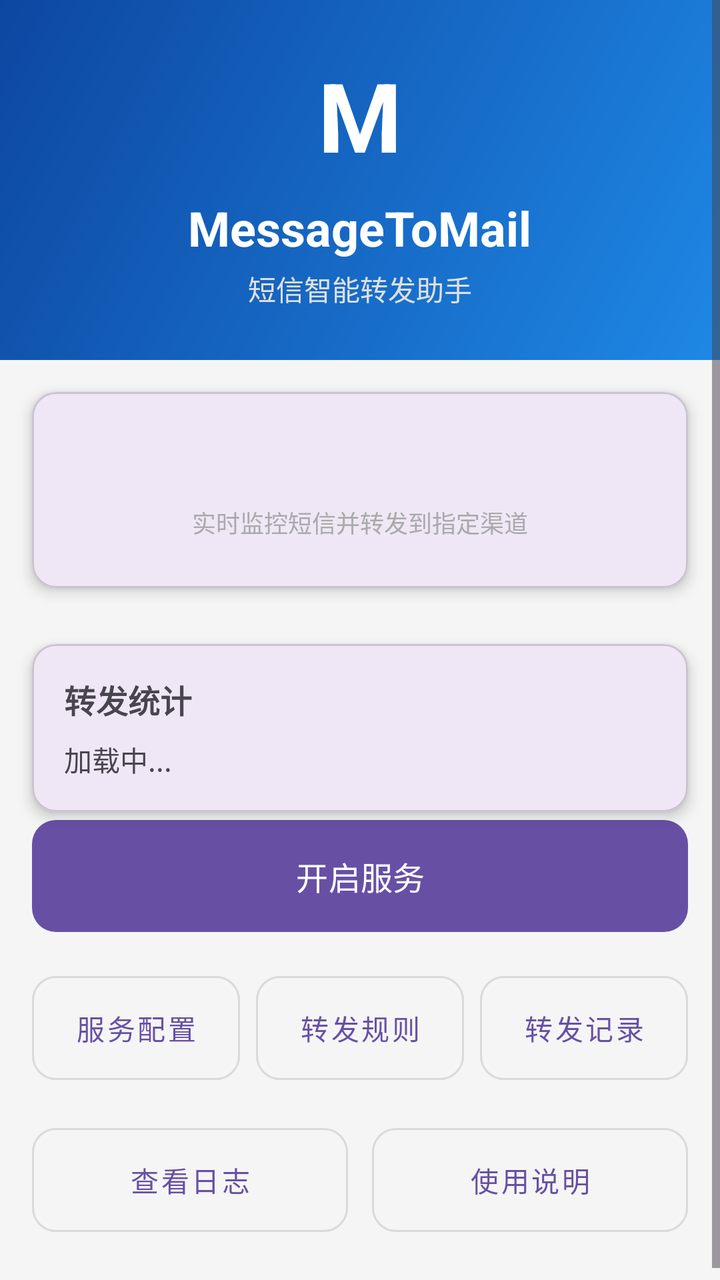
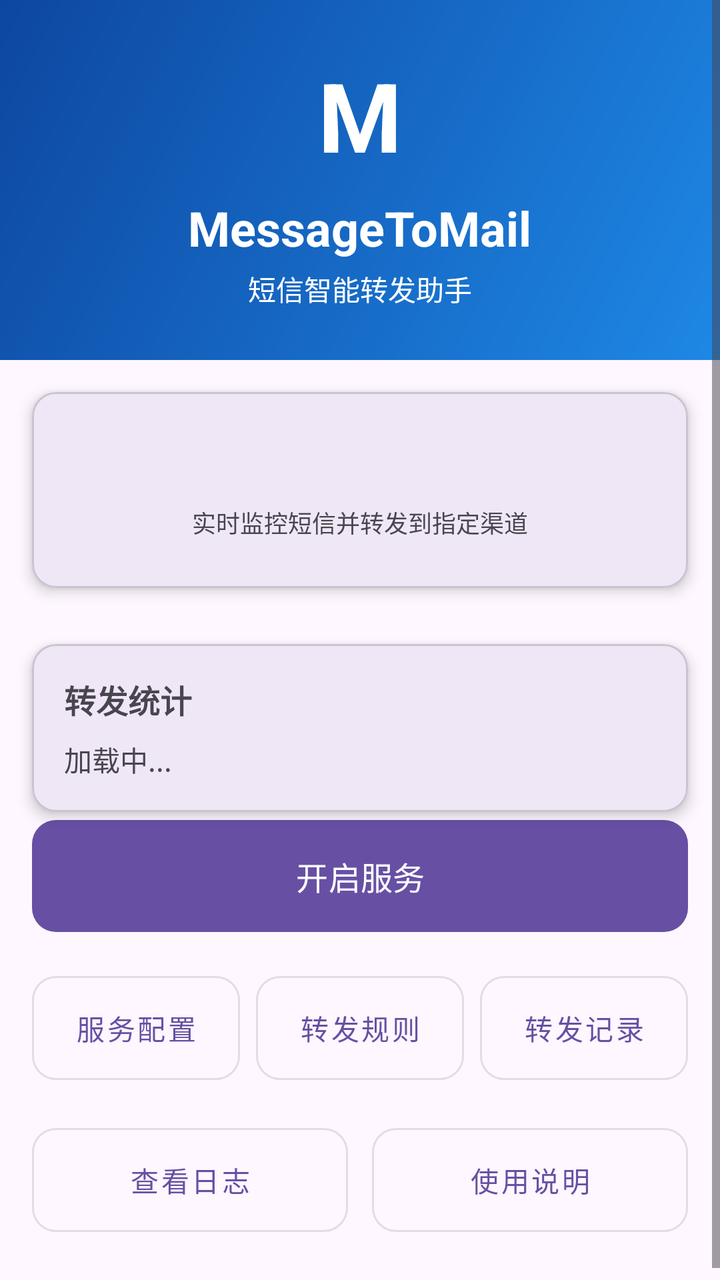

An Android layout rendered at two revisions. The XML below is the earlier revision; the diff shows what the commit changed to produce the second picture.
<!-- AndroidManifest.xml: application theme Theme.MessageToMail -->
<!-- res/layout/activity_main.xml -->
<?xml version="1.0" encoding="utf-8"?>
<layout xmlns:tools="http://schemas.android.com/tools"
    xmlns:android="http://schemas.android.com/apk/res/android"
    xmlns:app="http://schemas.android.com/apk/res-auto">
    <data>
        <variable
            name="logText"
            type="com.example.messagetomail.model.LogViewModel" />
    </data>

    <ScrollView
        android:layout_width="match_parent"
        android:layout_height="match_parent"
        android:fillViewport="true"
        android:background="#F5F5F5">

        <LinearLayout
            android:layout_width="match_parent"
            android:layout_height="wrap_content"
            android:orientation="vertical">

            <LinearLayout
                android:layout_width="match_parent"
                android:layout_height="180dp"
                android:background="@drawable/bg_header_gradient"
                android:gravity="center"
                android:orientation="vertical">

                <TextView
                    android:layout_width="wrap_content"
                    android:layout_height="wrap_content"
                    android:text="M"
                    android:textColor="@android:color/white"
                    android:textSize="48sp"
                    android:textStyle="bold" />

                <TextView
                    android:layout_width="wrap_content"
                    android:layout_height="wrap_content"
                    android:layout_marginTop="8dp"
                    android:text="MessageToMail"
                    android:textColor="@android:color/white"
                    android:textSize="24sp"
                    android:textStyle="bold" />

                <TextView
                    android:layout_width="wrap_content"
                    android:layout_height="wrap_content"
                    android:layout_marginTop="4dp"
                    android:text="@string/app_subtitle"
                    android:textColor="#E0E0E0"
                    android:textSize="14sp" />
            </LinearLayout>

            <com.google.android.material.card.MaterialCardView
                android:layout_width="match_parent"
                android:layout_height="wrap_content"
                android:layout_margin="16dp"
                app:cardCornerRadius="12dp"
                app:cardElevation="4dp">

                <LinearLayout
                    android:layout_width="match_parent"
                    android:layout_height="wrap_content"
                    android:gravity="center"
                    android:orientation="vertical"
                    android:padding="24dp">

                    <TextView
                        android:id="@+id/textView"
                        android:layout_width="wrap_content"
                        android:layout_height="wrap_content"
                        android:text="@{logText.content}"
                        android:textColor="@color/purple_500"
                        android:textSize="18sp"
                        android:textStyle="bold" />

                    <TextView
                        android:layout_width="wrap_content"
                        android:layout_height="wrap_content"
                        android:layout_marginTop="8dp"
                        android:text="@string/app_desc"
                        android:textColor="@android:color/darker_gray"
                        android:textSize="12sp" />
                </LinearLayout>
            </com.google.android.material.card.MaterialCardView>

            <com.google.android.material.card.MaterialCardView
                android:layout_width="match_parent"
                android:layout_height="wrap_content"
                android:layout_marginHorizontal="16dp"
                android:layout_marginTop="12dp"
                app:cardCornerRadius="12dp"
                app:cardElevation="4dp">

                <LinearLayout
                    android:layout_width="match_parent"
                    android:layout_height="wrap_content"
                    android:orientation="vertical"
                    android:padding="16dp">

                    <TextView
                        android:layout_width="wrap_content"
                        android:layout_height="wrap_content"
                        android:text="转发统计"
                        android:textSize="16sp"
                        android:textStyle="bold" />

                    <TextView
                        android:id="@+id/tvStats"
                        android:layout_width="wrap_content"
                        android:layout_height="wrap_content"
                        android:layout_marginTop="8dp"
                        android:text="加载中..."
                        android:textSize="14sp"
                        android:lineSpacingMultiplier="1.3" />
                </LinearLayout>
            </com.google.android.material.card.MaterialCardView>

            <LinearLayout
                android:layout_width="match_parent"
                android:layout_height="wrap_content"
                android:orientation="vertical"
                android:paddingHorizontal="16dp"
                android:paddingBottom="24dp">

                <com.google.android.material.button.MaterialButton
                    android:id="@+id/button"
                    android:layout_width="match_parent"
                    android:layout_height="64dp"
                    android:text="@string/start_button_text"
                    android:textSize="16sp"
                    app:cornerRadius="12dp" />

                <LinearLayout
                    android:layout_width="match_parent"
                    android:layout_height="wrap_content"
                    android:layout_marginTop="12dp"
                    android:orientation="horizontal">

                    <com.google.android.material.button.MaterialButton
                        android:id="@+id/btnSettings"
                        style="@style/Widget.MaterialComponents.Button.OutlinedButton"
                        android:layout_width="0dp"
                        android:layout_height="64dp"
                        android:layout_marginEnd="4dp"
                        android:layout_weight="1"
                        android:text="@string/settings"
                        android:textSize="14sp"
                        app:cornerRadius="12dp" />

                    <com.google.android.material.button.MaterialButton
                        android:id="@+id/btnFilterRule"
                        style="@style/Widget.MaterialComponents.Button.OutlinedButton"
                        android:layout_width="0dp"
                        android:layout_height="64dp"
                        android:layout_marginStart="4dp"
                        android:layout_marginEnd="4dp"
                        android:layout_weight="1"
                        android:text="@string/filter_rule"
                        android:textSize="14sp"
                        app:cornerRadius="12dp" />

                    <com.google.android.material.button.MaterialButton
                        android:id="@+id/btnHistory"
                        style="@style/Widget.MaterialComponents.Button.OutlinedButton"
                        android:layout_width="0dp"
                        android:layout_height="64dp"
                        android:layout_marginStart="4dp"
                        android:layout_weight="1"
                        android:text="转发记录"
                        android:textSize="14sp"
                        app:cornerRadius="12dp" />
                </LinearLayout>

                <LinearLayout
                    android:layout_width="match_parent"
                    android:layout_height="wrap_content"
                    android:layout_marginTop="12dp"
                    android:orientation="horizontal">

                    <com.google.android.material.button.MaterialButton
                        android:id="@+id/btnLogs"
                        style="@style/Widget.MaterialComponents.Button.OutlinedButton"
                        android:layout_width="0dp"
                        android:layout_height="64dp"
                        android:layout_marginEnd="6dp"
                        android:layout_weight="1"
                        android:text="@string/view_logs"
                        android:textSize="14sp"
                        app:cornerRadius="12dp" />

                    <com.google.android.material.button.MaterialButton
                        android:id="@+id/btnHelp"
                        style="@style/Widget.MaterialComponents.Button.OutlinedButton"
                        android:layout_width="0dp"
                        android:layout_height="64dp"
                        android:layout_marginStart="6dp"
                        android:layout_weight="1"
                        android:text="@string/help"
                        android:textSize="14sp"
                        app:cornerRadius="12dp" />
                </LinearLayout>
            </LinearLayout>

        </LinearLayout>
    </ScrollView>
</layout>
<!-- resources referenced by this layout -->
<resources>
  <color name="purple_500">#FF6200EE</color>
  <!-- drawable bg_header_gradient (drawable) -->
  <?xml version="1.0" encoding="utf-8"?>
  <shape xmlns:android="http://schemas.android.com/apk/res/android"
      android:shape="rectangle">
      <gradient
          android:startColor="#FF1E88E5"
          android:endColor="#FF0D47A1"
          android:angle="135" />
  </shape>
  <string name="app_desc">实时监控短信并转发到指定渠道</string>
  <string name="app_subtitle">短信智能转发助手</string>
  <string name="filter_rule">转发规则</string>
  <string name="help">使用说明</string>
  <string name="settings">服务配置</string>
  <string name="start_button_text">开启服务</string>
  <string name="view_logs">查看日志</string>
  <style name="Theme.MessageToMail" parent="Base.Theme.MessageToMail" />
  <style name="Base.Theme.MessageToMail" parent="Theme.Material3.DayNight.NoActionBar">
          
          
      </style>
</resources>

<!-- the commit's change to res/layout/activity_main.xml (unified diff, before → after) -->
@@ -12,7 +12,7 @@
         android:layout_width="match_parent"
         android:layout_height="match_parent"
         android:fillViewport="true"
-        android:background="#F5F5F5">
+        android:background="?android:attr/colorBackground">
 
         <LinearLayout
             android:layout_width="match_parent"
@@ -30,7 +30,7 @@
                     android:layout_width="wrap_content"
                     android:layout_height="wrap_content"
                     android:text="M"
-                    android:textColor="@android:color/white"
+                    android:textColor="?attr/colorOnPrimary"
                     android:textSize="48sp"
                     android:textStyle="bold" />
 
@@ -39,7 +39,7 @@
                     android:layout_height="wrap_content"
                     android:layout_marginTop="8dp"
                     android:text="MessageToMail"
-                    android:textColor="@android:color/white"
+                    android:textColor="?attr/colorOnPrimary"
                     android:textSize="24sp"
                     android:textStyle="bold" />
 
@@ -48,7 +48,7 @@
                     android:layout_height="wrap_content"
                     android:layout_marginTop="4dp"
                     android:text="@string/app_subtitle"
-                    android:textColor="#E0E0E0"
+                    android:textColor="?attr/colorOnPrimary"
                     android:textSize="14sp" />
             </LinearLayout>
 
@@ -71,7 +71,7 @@
                         android:layout_width="wrap_content"
                         android:layout_height="wrap_content"
                         android:text="@{logText.content}"
-                        android:textColor="@color/purple_500"
+                        android:textColor="?attr/colorPrimary"
                         android:textSize="18sp"
                         android:textStyle="bold" />
 
@@ -80,7 +80,7 @@
                         android:layout_height="wrap_content"
                         android:layout_marginTop="8dp"
                         android:text="@string/app_desc"
-                        android:textColor="@android:color/darker_gray"
+                        android:textColor="?android:attr/textColorSecondary"
                         android:textSize="12sp" />
                 </LinearLayout>
             </com.google.android.material.card.MaterialCardView>
<!-- resource entries referenced after the edit -->
@@ -1,6 +1,5 @@
 <!-- resources referenced by this layout -->
 <resources>
-  <color name="purple_500">#FF6200EE</color>
   <!-- drawable bg_header_gradient (drawable) -->
   <?xml version="1.0" encoding="utf-8"?>
   <shape xmlns:android="http://schemas.android.com/apk/res/android"
